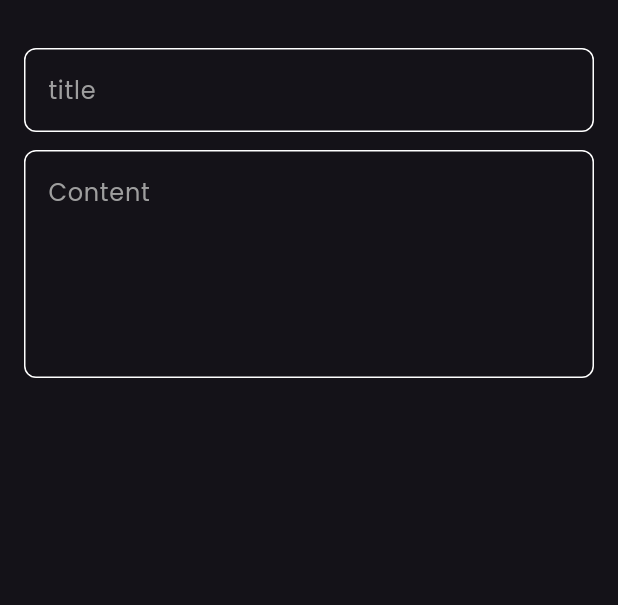
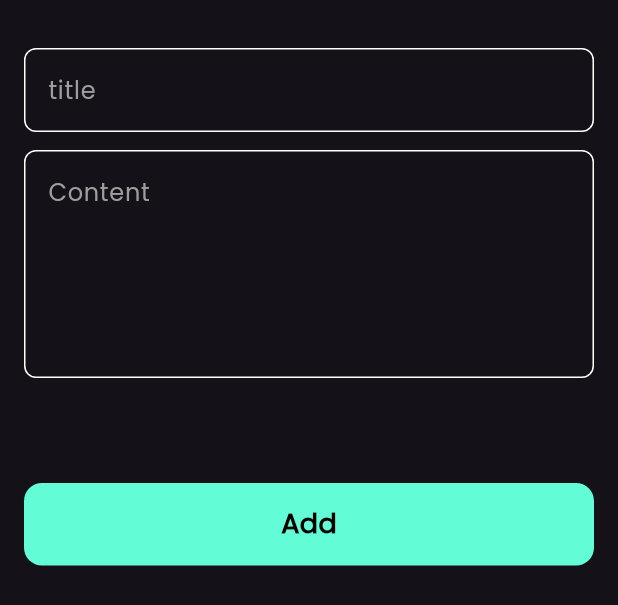
Before and after one commit to Youssef-mohammed13/note_app, a Flutter app: what myModalBottomSheetBody() shows on an empty page, opened directly, on a phone screen of 412 x 824 dp. Shown: the top 605 px of the screen. Run offline on Flutter 3.47's test engine with Material 3 defaults, Android fonts, the phone set to English and light mode, and no system bars; our stand-ins replace font_awesome_flutter.

Commit message:
creat custom button and add it to bottom sheet

```diff
--- a/lib/views/note_view.dart
+++ b/lib/views/note_view.dart
@@ -10,8 +10,8 @@ class note_view extends StatelessWidget {
       floatingActionButton: FloatingActionButton(
         backgroundColor: Colors.blueGrey,
         onPressed: (){
-          showModalBottomSheet(context: context,
-          builder: (context){
+          showModalBottomSheet(
+            context: context, builder: (context){
             return const myModalBottomSheetBody();
           }
           );
--- /dev/null
+++ b/lib/views/widgets/CustomButton.dart
@@ -0,0 +1,23 @@
+import 'package:flutter/material.dart';
+import 'package:note_app/constants.dart';
+
+
+class CustomButton extends StatelessWidget {
+  const CustomButton({super.key});
+
+  @override
+  Widget build(BuildContext context) {
+    return Container(
+      height: 55,
+      width: MediaQuery.of(context).size.width,
+      decoration: BoxDecoration(
+        color: kPrimarycolor,
+        borderRadius: BorderRadius.circular(12)
+      ),
+      child: const Center(
+         child:  Text("Add" ,
+         style: TextStyle(color: Colors.black , fontWeight: FontWeight.bold, fontSize: 18),),
+      ),
+    );
+  }
+}
--- a/lib/views/widgets/NoteBottomSheetBody.dart
+++ b/lib/views/widgets/NoteBottomSheetBody.dart
@@ -1,4 +1,6 @@
 import 'package:flutter/material.dart';
+import 'package:note_app/constants.dart';
+import 'package:note_app/views/widgets/CustomButton.dart';
 import 'package:note_app/views/widgets/CustomTextField.dart';
 
 class myModalBottomSheetBody extends StatelessWidget {
@@ -6,19 +8,20 @@ class myModalBottomSheetBody extends StatelessWidget {
 
   @override
   Widget build(BuildContext context) {
-    return Container(
-
-      child: Padding(
+    return  Padding(
           padding: const EdgeInsets.symmetric(horizontal: 16),
-        child: Column(
-          children: [
+          child: ListView(
+            children:  [
               SizedBox(height: 32,),
               CustomTextField(hint: "title",),
               SizedBox(height: 12,),
               CustomTextField(hint: "Content", maxlines: 5,),
+              SizedBox(height: 70,),
+              CustomButton(),
+              SizedBox(height: 60,),
             ],
           ),
-      ),
+
     );
   }
 }
```
Lines whose indentation alone changed are shown as unchanged.
